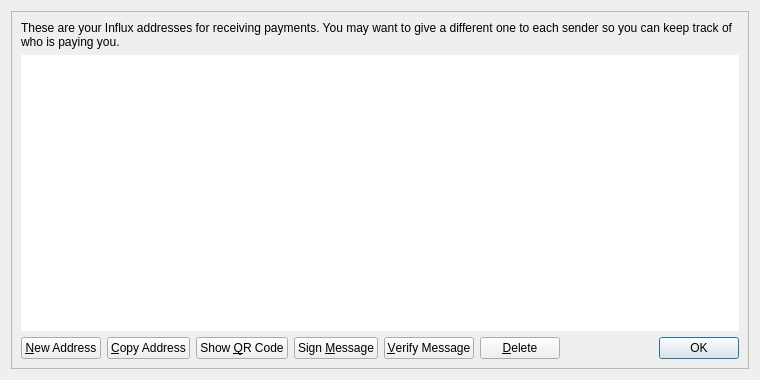
Qt form src/qt/forms/addressbookpage.ui (chainworksindustries/influx) before a commit.
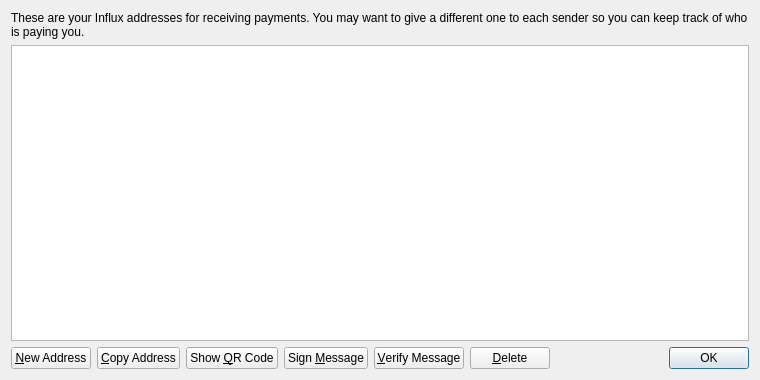
The same form after that commit. Icons and pictures are not drawn.

Patch:
```diff
--- a/src/qt/forms/addressbookpage.ui
+++ b/src/qt/forms/addressbookpage.ui
@@ -13,15 +13,6 @@
   <property name="windowTitle">
    <string>Address Book</string>
   </property>
-  <layout class="QVBoxLayout" name="verticalLayout_2">
-   <item>
-    <widget class="QFrame" name="frameMain">
-     <property name="frameShape">
-      <enum>QFrame::StyledPanel</enum>
-     </property>
-     <property name="frameShadow">
-      <enum>QFrame::Raised</enum>
-     </property>
      <layout class="QVBoxLayout" name="verticalLayout">
       <item>
        <widget class="QLabel" name="labelExplanation">
@@ -44,9 +35,6 @@
         <property name="toolTip">
          <string>Double-click to edit address or label</string>
         </property>
-        <property name="frameShape">
-         <enum>QFrame::NoFrame</enum>
-        </property>
         <property name="tabKeyNavigation">
          <bool>false</bool>
         </property>
@@ -177,9 +165,6 @@
          </widget>
         </item>
        </layout>
-      </item>
-     </layout>
-    </widget>
    </item>
   </layout>
  </widget>
```
Lines whose indentation alone changed are shown as unchanged.
